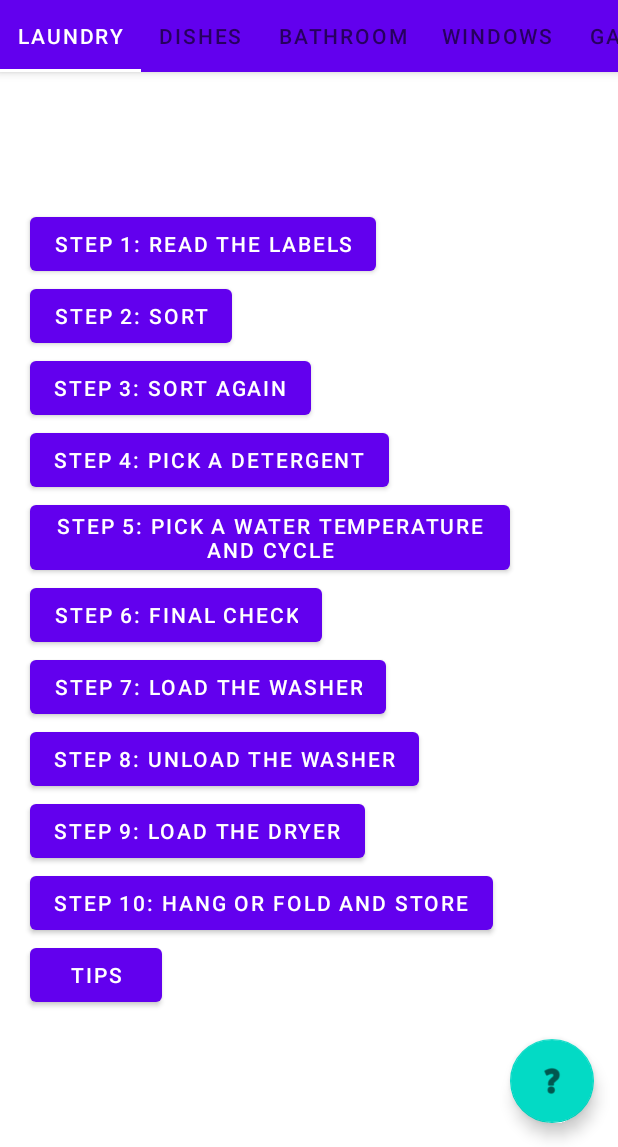
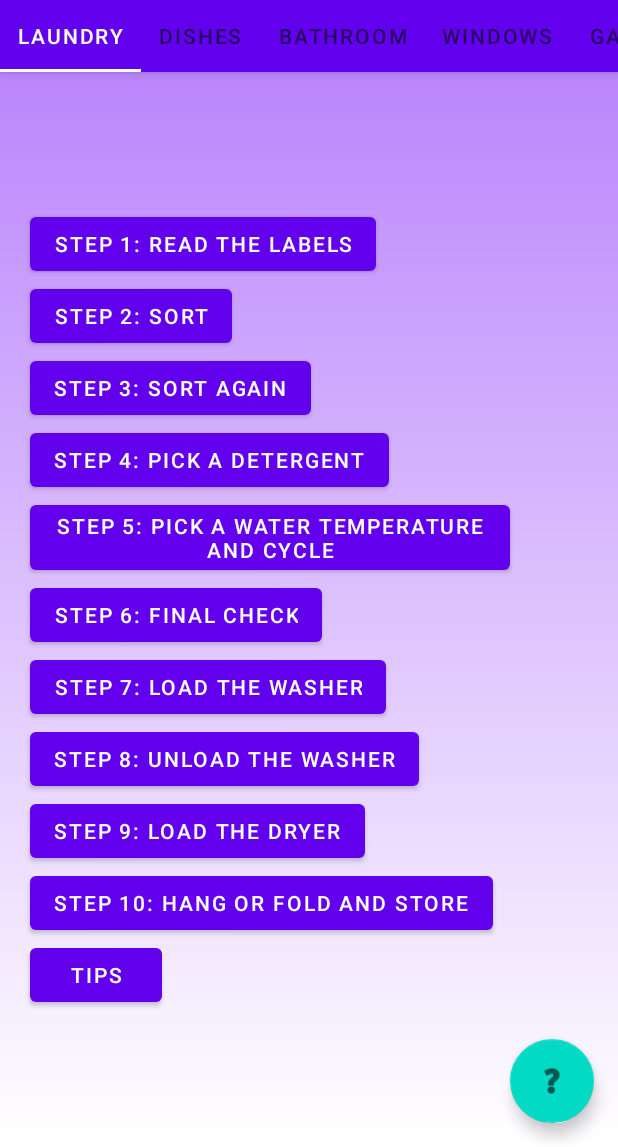
Before and after one commit to gabrysera/ChoresApp, an Android app: the Page1Laundry screen opened directly, with no data from a screen before it, on a phone screen of 412 x 824 dp, the part 89-1236 px from its top. Run offline under Robolectric (Android 15) with nearby library versions, the phone set to English and light mode, and no system bars.

Commit message:
improve design

```diff
--- /dev/null
+++ b/app/src/main/res/drawable/background_1.xml
@@ -0,0 +1,8 @@
+<shape xmlns:android="http://schemas.android.com/apk/res/android"
+    android:shape="rectangle">
+    <gradient
+        android:angle="90"
+        android:endColor="@color/purple_200"
+        android:startColor="@color/white"
+        android:type="linear" />
+</shape>
--- a/app/src/main/res/layout/fragment1.xml
+++ b/app/src/main/res/layout/fragment1.xml
@@ -2,8 +2,9 @@
 <LinearLayout xmlns:android="http://schemas.android.com/apk/res/android"
     android:layout_width="fill_parent"
     android:layout_height="fill_parent"
-    android:orientation="vertical"
-    android:gravity="center">
+    android:background="@drawable/background_1"
+    android:gravity="center"
+    android:orientation="vertical">
 
     <Button
         android:id="@+id/Button1"
@@ -13,7 +14,7 @@
         android:layout_marginLeft="20dp"
         android:layout_marginRight="20dp"
         android:clickable="false"
-        android:text="@string/laundry1title"/>
+        android:text="@string/laundry1title" />
 
     <Button
         android:id="@+id/Button2"
@@ -22,7 +23,8 @@
         android:layout_gravity="left"
         android:layout_marginLeft="20dp"
         android:layout_marginRight="20dp"
-        android:text="@string/laundry2title"/>
+        android:text="@string/laundry2title" />
+
     <Button
         android:id="@+id/Button3"
         android:layout_width="wrap_content"
@@ -30,7 +32,8 @@
         android:layout_gravity="left"
         android:layout_marginLeft="20dp"
         android:layout_marginRight="20dp"
-        android:text="@string/laundry3title"/>
+        android:text="@string/laundry3title" />
+
     <Button
         android:id="@+id/Button4"
         android:layout_width="wrap_content"
@@ -38,7 +41,8 @@
         android:layout_gravity="left"
         android:layout_marginLeft="20dp"
         android:layout_marginRight="20dp"
-        android:text="@string/laundry4title"/>
+        android:text="@string/laundry4title" />
+
     <Button
         android:id="@+id/Button5"
         android:layout_width="wrap_content"
@@ -46,7 +50,8 @@
         android:layout_gravity="left"
         android:layout_marginLeft="20dp"
         android:layout_marginRight="20dp"
-        android:text="@string/laundry5title"/>
+        android:text="@string/laundry5title" />
+
     <Button
         android:id="@+id/Button6"
         android:layout_width="wrap_content"
@@ -54,7 +59,8 @@
         android:layout_gravity="left"
         android:layout_marginLeft="20dp"
         android:layout_marginRight="20dp"
-        android:text="@string/laundry6title"/>
+        android:text="@string/laundry6title" />
+
     <Button
         android:id="@+id/Button7"
         android:layout_width="wrap_content"
@@ -62,7 +68,8 @@
         android:layout_gravity="left"
         android:layout_marginLeft="20dp"
         android:layout_marginRight="20dp"
-        android:text="@string/laundry7title"/>
+        android:text="@string/laundry7title" />
+
     <Button
         android:id="@+id/Button8"
         android:layout_width="wrap_content"
@@ -70,7 +77,8 @@
         android:layout_gravity="left"
         android:layout_marginLeft="20dp"
         android:layout_marginRight="20dp"
-        android:text="@string/laundry8title"/>
+        android:text="@string/laundry8title" />
+
     <Button
         android:id="@+id/Button9"
         android:layout_width="wrap_content"
@@ -78,7 +86,8 @@
         android:layout_gravity="left"
         android:layout_marginLeft="20dp"
         android:layout_marginRight="20dp"
-        android:text="@string/laundry9title"/>
+        android:text="@string/laundry9title" />
+
     <Button
         android:id="@+id/Button10"
         android:layout_width="wrap_content"
@@ -86,7 +95,7 @@
         android:layout_gravity="left"
         android:layout_marginLeft="20dp"
         android:layout_marginRight="20dp"
-        android:text="@string/laundry10title"/>
+        android:text="@string/laundry10title" />
 
     <Button
         android:id="@+id/Tips"
--- a/app/src/main/res/layout/fragment5.xml
+++ b/app/src/main/res/layout/fragment5.xml
@@ -2,6 +2,7 @@
 <LinearLayout xmlns:android="http://schemas.android.com/apk/res/android"
     android:layout_width="fill_parent"
     android:layout_height="fill_parent"
+    android:background="@drawable/background_1"
     android:orientation="vertical"
     android:gravity="center">
 
--- a/app/src/main/res/layout/fragment6.xml
+++ b/app/src/main/res/layout/fragment6.xml
@@ -2,6 +2,7 @@
 <LinearLayout xmlns:android="http://schemas.android.com/apk/res/android"
     android:layout_width="fill_parent"
     android:layout_height="fill_parent"
+    android:background="@drawable/background_1"
     android:orientation="vertical"
     android:gravity="center">
 
--- a/app/src/main/res/layout/show_events.xml
+++ b/app/src/main/res/layout/show_events.xml
@@ -3,13 +3,17 @@
     xmlns:app="http://schemas.android.com/apk/res-auto"
     xmlns:tools="http://schemas.android.com/tools"
     android:layout_width="match_parent"
-    android:layout_height="match_parent">
+    android:layout_height="match_parent"
+    android:background="@drawable/background_3">
 
     <Button
         android:id="@+id/titleShowEvents"
         android:layout_width="359dp"
         android:layout_height="63dp"
+        android:background="@drawable/button_border"
         android:text="Button"
+        android:textColor="@color/black"
+        app:backgroundTint="@color/black"
         app:layout_constraintBottom_toBottomOf="parent"
         app:layout_constraintEnd_toEndOf="parent"
         app:layout_constraintStart_toStartOf="parent"
--- a/app/src/main/res/values/colors.xml
+++ b/app/src/main/res/values/colors.xml
@@ -7,5 +7,4 @@
     <color name="teal_700">#FF018786</color>
     <color name="black">#FF000000</color>
     <color name="white">#FFFFFFFF</color>
-    <color name="transparant">#75FFFFFF</color> <!-- 99 is for alpha and others pairs zero's are for R G B -->
 </resources>
```
Also changed, not shown: app/src/main/res/drawable/background_2.xml (added, +9 -0 lines), app/src/main/res/drawable/background_3.xml (added, +9 -0 lines), app/src/main/res/layout/add_task_layout.xml (+9 -3 lines), app/src/main/res/layout/fragment2.xml (+14 -8 lines), app/src/main/res/layout/fragment3.xml (+18 -10 lines), app/src/main/res/layout/fragment4.xml (+12 -7 lines), app/src/main/res/layout/main_content.xml (+43 -9 lines), app/src/main/res/drawable/background.png (deleted), app/src/main/res/drawable/background_black.png (deleted), 24 other files.
